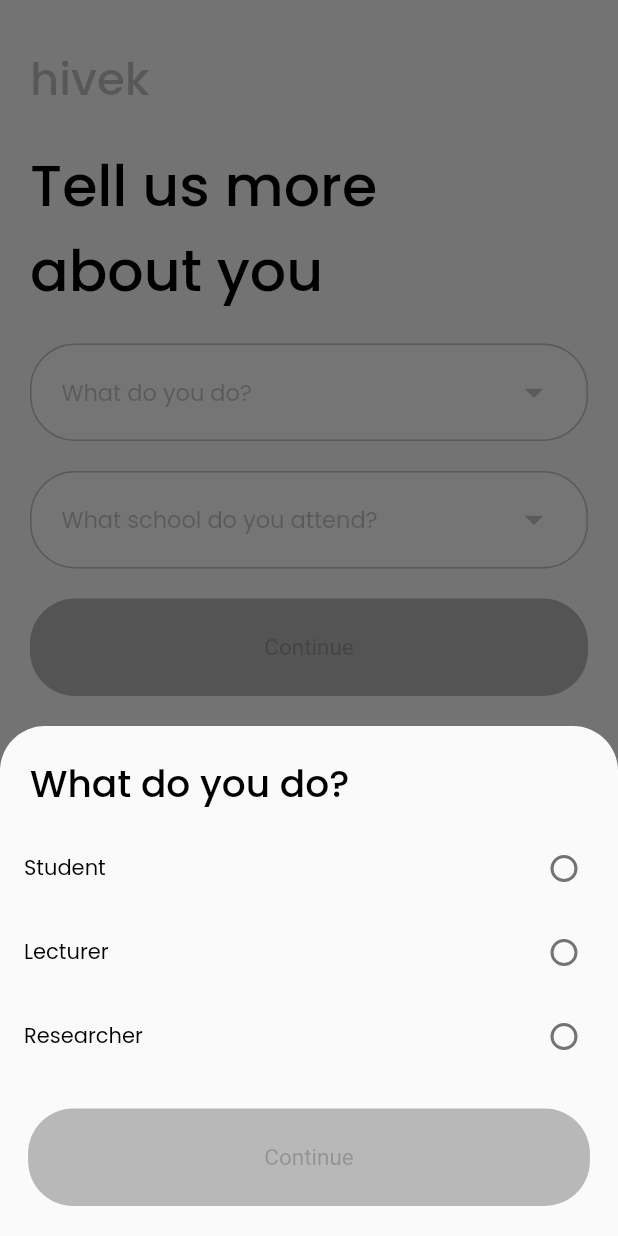
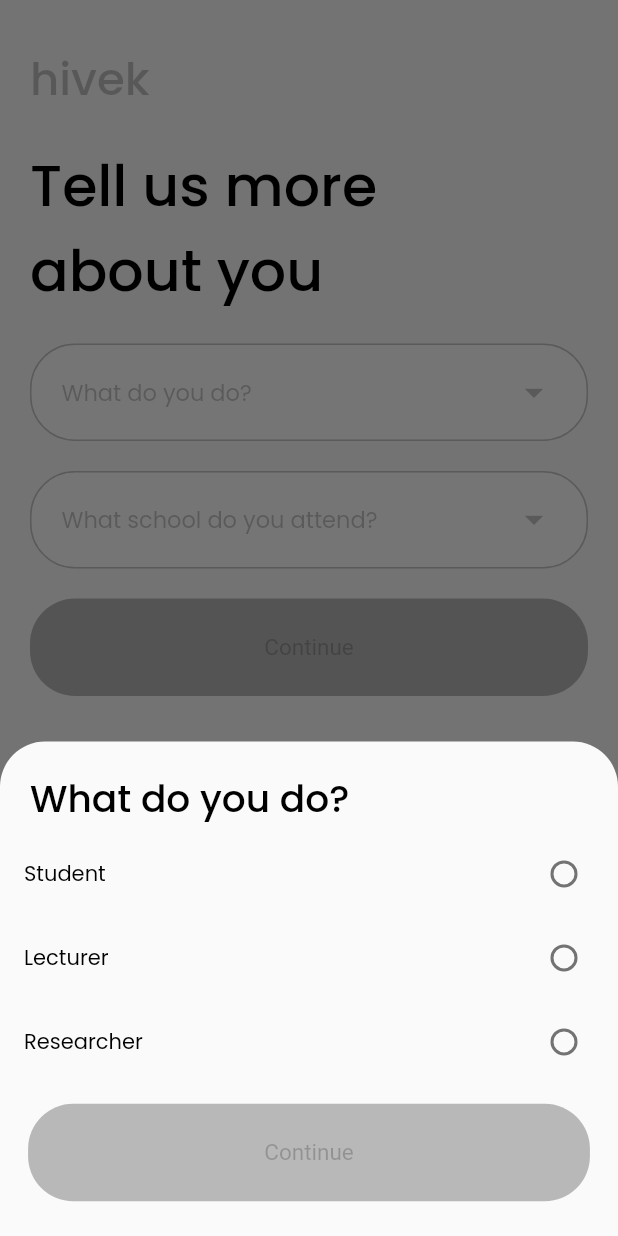
Before and after one commit to dev-great/hivek-mobile, a Flutter app: the TellMore screen opened by its route, after a tap on "What do you do?", on a phone screen of 412 x 824 dp. Run offline on Flutter 3.47's test engine with Material 2 defaults, Android fonts, the phone set to English and light mode, and no system bars; our stand-ins replace expandable, flutter_feather_icons, iconsax; Roboto replaces fonts that are missing (Montserrat).

Commit message:
Update tell_more.dart

```diff
--- a/lib/screens/auth_screen/tell_more.dart
+++ b/lib/screens/auth_screen/tell_more.dart
@@ -355,7 +355,7 @@ class _TellMoreState extends State<TellMore> {
           return StatefulBuilder(
               builder: (BuildContext context, StateSetter setState) {
             return SizedBox(
-              height: 340,
+              height: MediaQuery.of(context).size.height / 2.5,
               child: Column(
                 crossAxisAlignment: CrossAxisAlignment.center,
                 mainAxisAlignment: MainAxisAlignment.spaceBetween,
@@ -377,6 +377,7 @@ class _TellMoreState extends State<TellMore> {
                     ),
                   ),
                   Column(
+                    mainAxisAlignment: MainAxisAlignment.spaceEvenly,
                     children: [
                       RadioListTile(
                         title: Text(
@@ -455,7 +456,7 @@ class _TellMoreState extends State<TellMore> {
                     ),
                   ),
                   const SizedBox(
-                    height: 10,
+                    height: 20,
                   ),
                 ],
               ),
```
